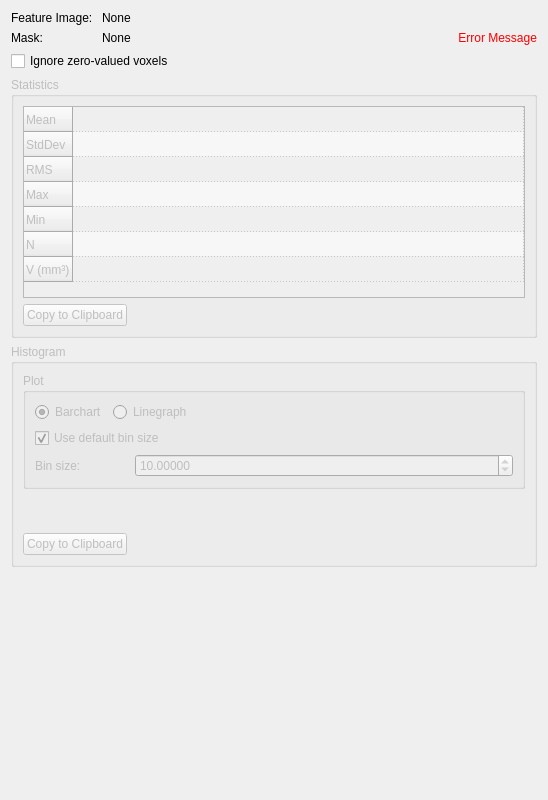
The window that Plugins/org.mitk.gui.qt.measurementtoolbox/src/internal/QmitkImageStatisticsViewControls.ui (MITK/MITK) describes before a commit, drawn with Qt 5.
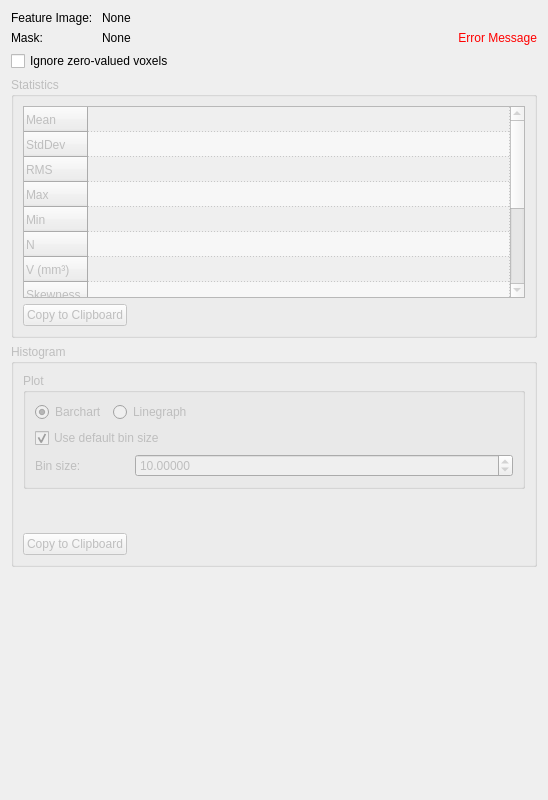
The same window after the commit. Custom widgets are drawn as their Qt base class.

Commit message: Adding the stat. coefficients to the Image view-> visible in MITKWorkbench

```diff
--- a/Plugins/org.mitk.gui.qt.measurementtoolbox/src/internal/QmitkImageStatisticsViewControls.ui
+++ b/Plugins/org.mitk.gui.qt.measurementtoolbox/src/internal/QmitkImageStatisticsViewControls.ui
@@ -165,7 +165,7 @@
          <bool>false</bool>
         </property>
         <property name="rowCount">
-         <number>7</number>
+         <number>13</number>
         </property>
         <attribute name="horizontalHeaderVisible">
          <bool>false</bool>
@@ -241,6 +241,36 @@
           <string>V (mm³)</string>
          </property>
         </row>
+        <row>
+         <property name="text">
+          <string>Skewness</string>
+         </property>
+        </row>
+        <row>
+         <property name="text">
+          <string>Kurtosis</string>
+         </property>
+        </row>
+        <row>
+         <property name="text">
+          <string>Uniformity</string>
+         </property>
+        </row>
+        <row>
+         <property name="text">
+          <string>Entropy</string>
+         </property>
+        </row>
+        <row>
+         <property name="text">
+          <string>MPP</string>
+         </property>
+        </row>
+        <row>
+         <property name="text">
+          <string>UPP</string>
+         </property>
+        </row>
         <column>
          <property name="text">
           <string>0</string>
```
Left out of the diff: 33 changed lines with no effect on the pictures. The commit also changes 1 other file.
